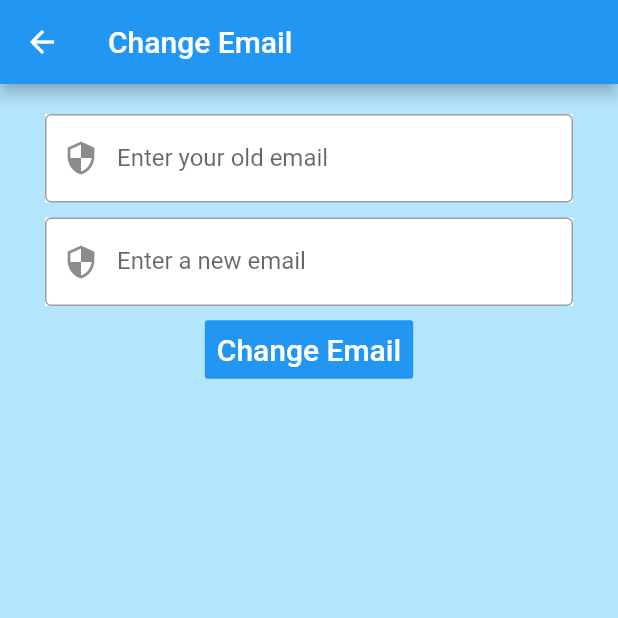
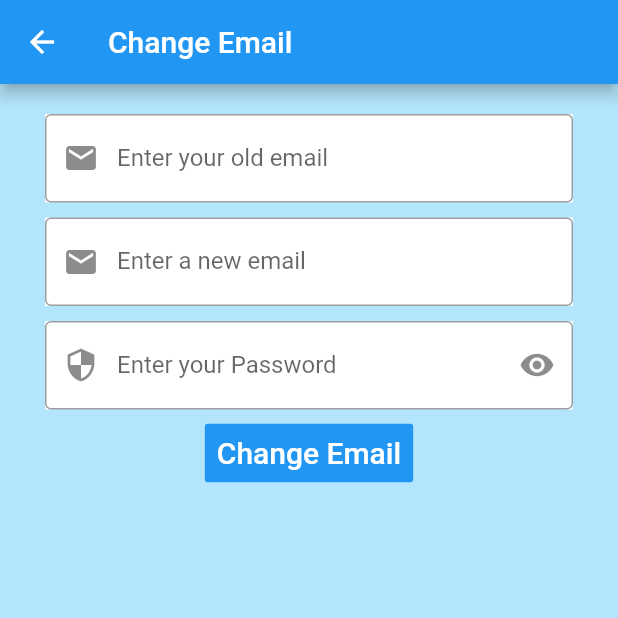
Before and after one commit to cysko7927/like_eat, a Flutter app: the EmailChange screen opened by its route, on a phone screen of 412 x 824 dp, the top half of it. Run offline on Flutter 3.47's test engine with Material 2 defaults, Android fonts, the phone set to English and light mode, and no system bars; our stand-ins replace cloud_firestore, firebase_auth, firebase_core, shared_preferences; missing offline and left inert: dart:ffi, direct_select; accounts and stored records are empty.

Commit message:
view fix

```diff
--- a/lib/View/Wrapper/HomePage/Account/Email/EmailView.dart
+++ b/lib/View/Wrapper/HomePage/Account/Email/EmailView.dart
@@ -8,13 +8,17 @@ class EmailChange extends StatefulWidget {
 class _EmailChangeState extends State<EmailChange> {
   //attribute for the form
   final _formKey = GlobalKey<FormState>();
+
   TextEditingController oldEmailController = TextEditingController();
   TextEditingController newEmailController = TextEditingController();
-  TextEditingController passwordControllerSecond = TextEditingController();
+  TextEditingController passwordController = TextEditingController();
 
   //State
+  String password = '';
   String oldEmail = '';
   String newEmail = '';
+
+  bool _obscureText = true;
 
   @override
   Widget build(BuildContext context) {
@@ -40,7 +44,8 @@ class _EmailChangeState extends State<EmailChange> {
                   margin: EdgeInsets.only(
                       left: 30.0, right: 30, top: 20, bottom: 5),
                   child: TextFormField(
-                    validator: (value) => value.isEmpty || !oldEmailValid
+                    validator: (value) => value.isEmpty ||
+                            !oldEmailValid //|| Check if old email is the same
                         ? "Wrong old email"
                         : null,
                     onChanged: (val) {
@@ -50,7 +55,7 @@ class _EmailChangeState extends State<EmailChange> {
                     decoration: InputDecoration(
                       border: OutlineInputBorder(),
                       labelText: 'Enter your old email',
-                      prefixIcon: Icon(Icons.security),
+                      prefixIcon: Icon(Icons.email),
                     ),
                   ),
                 ),
@@ -69,7 +74,36 @@ class _EmailChangeState extends State<EmailChange> {
                     decoration: InputDecoration(
                       border: OutlineInputBorder(),
                       labelText: 'Enter a new email',
+                      prefixIcon: Icon(Icons.email),
+                    ),
+                  ),
+                ),
+                Container(
+                  color: Colors.white,
+                  margin:
+                      EdgeInsets.only(left: 30.0, right: 30, top: 5, bottom: 5),
+                  child: TextFormField(
+                    validator: (value) =>
+                        value.isEmpty //|| Check if password is correct
+                            ? "Wrong Password"
+                            : null,
+                    onChanged: (val) {
+                      setState(() => password = val);
+                    },
+                    obscureText: _obscureText,
+                    controller: passwordController,
+                    decoration: InputDecoration(
+                      border: OutlineInputBorder(),
+                      labelText: 'Enter your Password',
                       prefixIcon: Icon(Icons.security),
+                      suffixIcon: InkWell(
+                        onTap: _toggle,
+                        child: Icon(
+                          _obscureText
+                              ? Icons.remove_red_eye
+                              : Icons.visibility_off,
+                        ),
+                      ),
                     ),
                   ),
                 ),
@@ -96,4 +130,10 @@ class _EmailChangeState extends State<EmailChange> {
               ])),
         ));
   }
+
+  void _toggle() {
+    setState(() {
+      _obscureText = !_obscureText;
+    });
+  }
 }
--- a/lib/View/Wrapper/HomePage/History/HistoryView.dart
+++ b/lib/View/Wrapper/HomePage/History/HistoryView.dart
@@ -15,6 +15,7 @@ class _HistoryState extends State<History> {
   @override
   Widget build(BuildContext context) {
     return Scaffold(
+      backgroundColor: Colors.lightBlue[100],
       resizeToAvoidBottomInset: false,
       appBar: AppBar(
         title: Text('History'),
```
Also changed, not shown: lib/View/Wrapper/HomePage/Account/Password/PasswordView.dart (+28 -1 lines), lib/View/Wrapper/HomePage/Cart/CartList.dart (+22 -10 lines), lib/View/Wrapper/HomePage/Cart/CartView.dart (+21 -1 lines).
